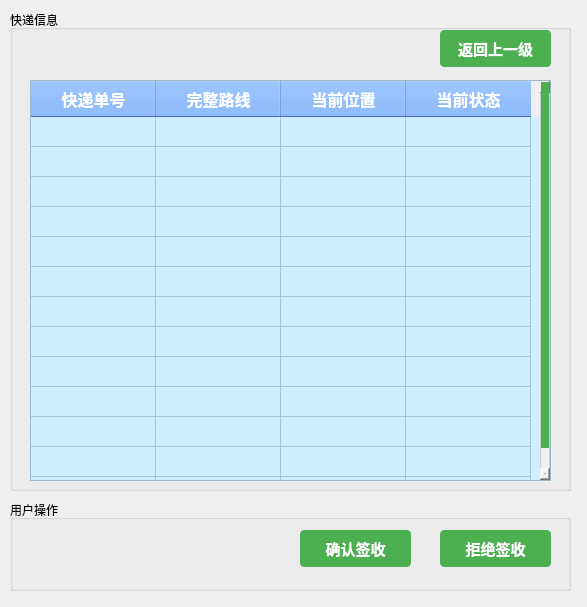
The window that modules/user/myReceive.ui (gfzyl/Parcel-System) describes before a commit, drawn with Qt 5.
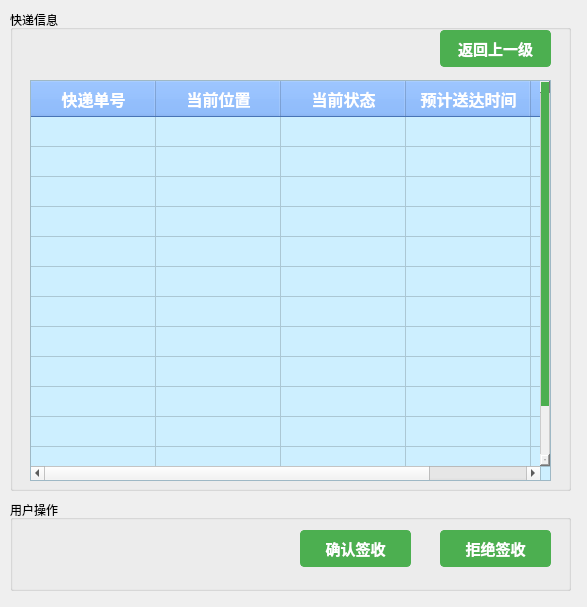
The same window after the commit.

What changed in the file:
```diff
--- a/modules/user/myReceive.ui
+++ b/modules/user/myReceive.ui
@@ -198,11 +198,6 @@
       <string>快递单号</string>
      </property>
     </column>
-    <column>
-     <property name="text">
-      <string>完整路线</string>
-     </property>
-    </column>
     <column>
      <property name="text">
       <string>当前位置</string>
@@ -213,6 +208,16 @@
       <string>当前状态</string>
      </property>
     </column>
+    <column>
+     <property name="text">
+      <string>预计送达时间</string>
+     </property>
+    </column>
+    <column>
+     <property name="text">
+      <string>完整路线</string>
+     </property>
+    </column>
    </widget>
    <widget class="QPushButton" name="returnBtn">
     <property name="geometry">
```
